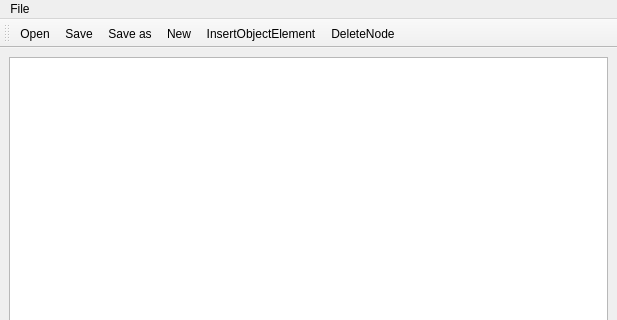
Old version of the form mainwindow.ui in the repository AnejVovcak/EGUI2023L-Vovcak-Anej; both pictures show x 0 to 617 and y 0 to 320 of the 617 by 602 pixel window.
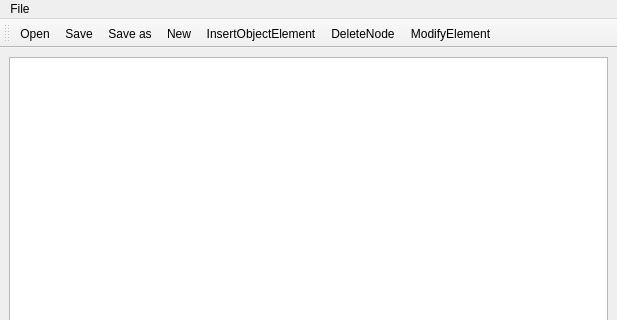
New version of the form.

Commit message: adding modifed element pop-up

```diff
--- a/mainwindow.ui
+++ b/mainwindow.ui
@@ -57,6 +57,7 @@
    <addaction name="actionNew"/>
    <addaction name="insert_object_element"/>
    <addaction name="actiondeleteNode"/>
+   <addaction name="actionModifyElement"/>
   </widget>
   <action name="actionSave">
    <property name="text">
@@ -96,6 +97,11 @@
     <string>Open</string>
    </property>
   </action>
+  <action name="actionModifyElement">
+   <property name="text">
+    <string>ModifyElement</string>
+   </property>
+  </action>
  </widget>
  <resources/>
  <connections/>
```
The commit also changes 9 other files.
